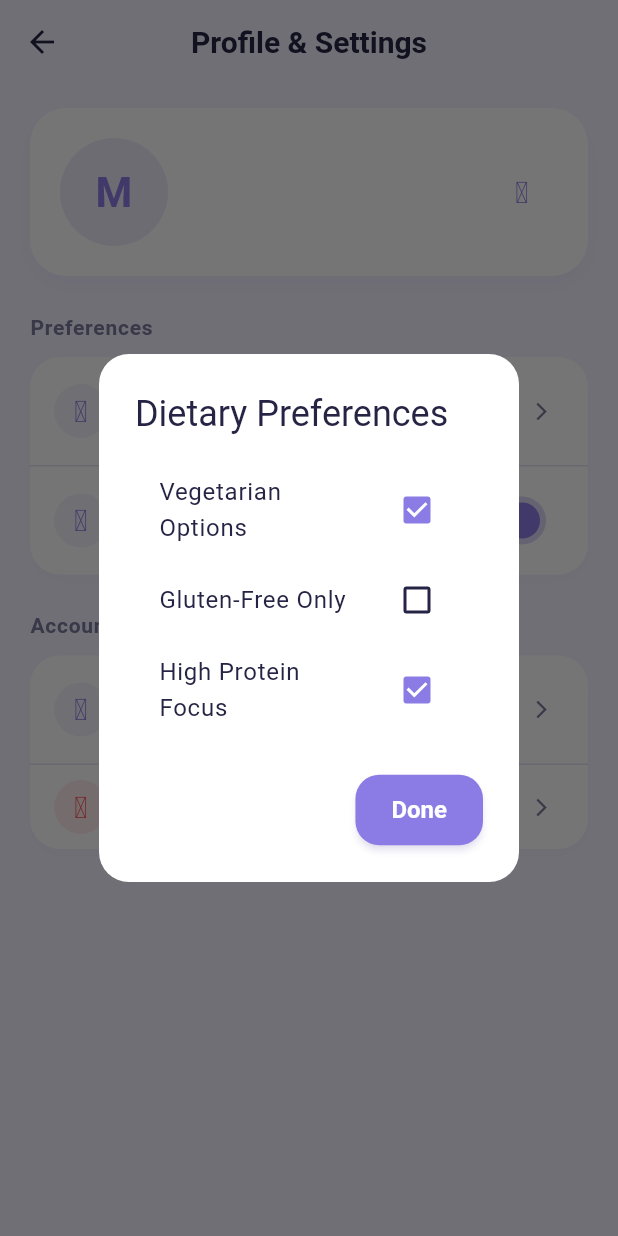
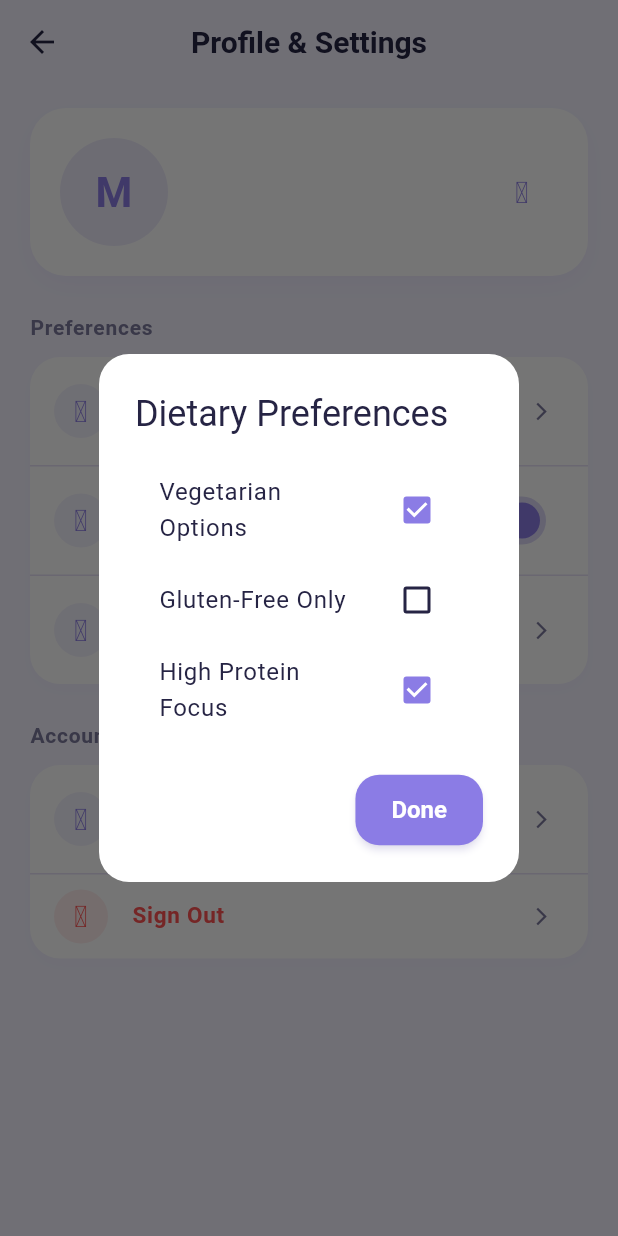
Before and after one commit to mehjabim/recipe-app-flutter, a Flutter app: the ProfileScreen screen opened directly, after a tap on "Dietary Preferences", on a phone screen of 412 x 824 dp. Run offline on Flutter 3.47's test engine with Material 3 defaults, Android fonts, the phone set to English and light mode, and no system bars; our stand-ins replace cloud_firestore, firebase_auth, firebase_core, google_sign_in, iconsax, shared_preferences; accounts and stored records are empty; network calls fail.

Commit message:
feat(part-7): add user profile screen, interactive settings, and notifications system

```diff
--- a/lib/Views/profile_screen.dart
+++ b/lib/Views/profile_screen.dart
@@ -1,18 +1,53 @@
 import 'package:flutter/material.dart';
 import 'package:iconsax/iconsax.dart';
 import 'package:provider/provider.dart';
+import 'package:shared_preferences/shared_preferences.dart';
 import '../Provider/auth_provider.dart';
 import '../Utils/constants.dart';
+import 'notifications_screen.dart';
 
-class ProfileScreen extends StatelessWidget {
+class ProfileScreen extends StatefulWidget {
   const ProfileScreen({super.key});
+
+  @override
+  State<ProfileScreen> createState() => _ProfileScreenState();
+}
+
+class _ProfileScreenState extends State<ProfileScreen> {
+  bool _cookingReminders = true;
+  bool _vegetarianOption = true;
+  bool _glutenFreeOption = false;
+  bool _highProteinOption = true;
+
+  @override
+  void initState() {
+    super.initState();
+    _loadPreferences();
+  }
+
+  Future<void> _loadPreferences() async {
+    final prefs = await SharedPreferences.getInstance();
+    if (mounted) {
+      setState(() {
+        _cookingReminders = prefs.getBool('pref_cooking_reminders') ?? true;
+        _vegetarianOption = prefs.getBool('pref_vegetarian') ?? true;
+        _glutenFreeOption = prefs.getBool('pref_gluten_free') ?? false;
+        _highProteinOption = prefs.getBool('pref_high_protein') ?? true;
+      });
+    }
+  }
+
+  Future<void> _updatePref(String key, bool value) async {
+    final prefs = await SharedPreferences.getInstance();
+    await prefs.setBool(key, value);
+  }
 
   @override
   Widget build(BuildContext context) {
     final auth = Provider.of<AppAuthProvider>(context);
     final user = auth.currentUser;
-    final displayName = user?.displayName ?? 'Mindful Chef';
-    final email = user?.email ?? (user?.isGuest == true ? 'Guest Session' : 'chef@mindfulrecipes.com');
+    final displayName = user?.displayName ?? 'Chef Mehjabin';
+    final email = user?.email ?? (user?.isGuest == true ? 'Guest Session' : 'mehjabin@mindfulrecipes.com');
 
     return Scaffold(
       backgroundColor: kbackgroundColor,
@@ -86,7 +121,7 @@ class ProfileScreen extends StatelessWidget {
                               'Guest Mode',
                               style: TextStyle(
                                 fontSize: 11,
-                                fontWeight: FontWeight.w600,
+                                fontWeight: FontWeight.bold,
                                 color: kBannerColor,
                               ),
                             ),
@@ -104,7 +139,7 @@ class ProfileScreen extends StatelessWidget {
             ),
             const SizedBox(height: 24),
 
-            // Settings Group
+            // Preferences Group
             _buildSectionHeader('Preferences'),
             const SizedBox(height: 10),
             _buildSettingCard(
@@ -112,7 +147,7 @@ class ProfileScreen extends StatelessWidget {
                 _buildSettingTile(
                   icon: Iconsax.heart,
                   title: 'Dietary Preferences',
-                  subtitle: 'Vegetarian, Vegan, Gluten-Free',
+                  subtitle: 'Vegetarian, Gluten-Free, High Protein',
                   onTap: () => _showDietaryDialog(context),
                 ),
                 const Divider(height: 1, color: kBorderColor),
@@ -121,17 +156,32 @@ class ProfileScreen extends StatelessWidget {
                   title: 'Cooking Reminders',
                   subtitle: 'Daily meal prep alerts',
                   trailing: Switch(
-                    value: true,
+                    value: _cookingReminders,
                     activeThumbColor: kprimaryColor,
                     activeTrackColor: kprimaryColor.withValues(alpha: 0.3),
-                    onChanged: (val) {},
+                    onChanged: (val) {
+                      setState(() => _cookingReminders = val);
+                      _updatePref('pref_cooking_reminders', val);
+                    },
                   ),
+                ),
+                const Divider(height: 1, color: kBorderColor),
+                _buildSettingTile(
+                  icon: Iconsax.notification_bing,
+                  title: 'View Notifications Inbox',
+                  subtitle: 'Daily habit & prep reminders',
+                  onTap: () {
+                    Navigator.push(
+                      context,
+                      MaterialPageRoute(builder: (_) => const NotificationsScreen()),
+                    );
+                  },
                 ),
               ],
             ),
             const SizedBox(height: 24),
 
-            _buildSectionHeader('Account'),
+            _buildSectionHeader('Account & Info'),
             const SizedBox(height: 10),
             _buildSettingCard(
               children: [
@@ -176,6 +226,7 @@ class ProfileScreen extends StatelessWidget {
                 ),
               ],
             ),
+            const SizedBox(height: 20),
           ],
         ),
       ),
@@ -277,29 +328,45 @@ class ProfileScreen extends StatelessWidget {
   void _showDietaryDialog(BuildContext context) {
     showDialog(
       context: context,
-      builder: (ctx) => AlertDialog(
+      builder: (ctx) => StatefulBuilder(
+        builder: (context, setModalState) => AlertDialog(
           shape: RoundedRectangleBorder(borderRadius: BorderRadius.circular(20)),
           title: const Text('Dietary Preferences'),
           content: Column(
             mainAxisSize: MainAxisSize.min,
             children: [
               CheckboxListTile(
-              value: true,
+                value: _vegetarianOption,
                 activeColor: kprimaryColor,
                 title: const Text('Vegetarian Options'),
-              onChanged: (val) {},
+                onChanged: (val) {
+                  final v = val ?? true;
+                  setState(() => _vegetarianOption = v);
+                  setModalState(() => _vegetarianOption = v);
+                  _updatePref('pref_vegetarian', v);
+                },
               ),
               CheckboxListTile(
-              value: false,
+                value: _glutenFreeOption,
                 activeColor: kprimaryColor,
                 title: const Text('Gluten-Free Only'),
-              onChanged: (val) {},
+                onChanged: (val) {
+                  final v = val ?? false;
+                  setState(() => _glutenFreeOption = v);
+                  setModalState(() => _glutenFreeOption = v);
+                  _updatePref('pref_gluten_free', v);
+                },
               ),
               CheckboxListTile(
-              value: true,
+                value: _highProteinOption,
                 activeColor: kprimaryColor,
                 title: const Text('High Protein Focus'),
-              onChanged: (val) {},
+                onChanged: (val) {
+                  final v = val ?? true;
+                  setState(() => _highProteinOption = v);
+                  setModalState(() => _highProteinOption = v);
+                  _updatePref('pref_high_protein', v);
+                },
               ),
             ],
           ),
@@ -309,6 +376,7 @@ class ProfileScreen extends StatelessWidget {
               child: const Text('Done'),
             ),
           ],
+        ),
       ),
     );
   }
@@ -320,7 +388,7 @@ class ProfileScreen extends StatelessWidget {
         shape: RoundedRectangleBorder(borderRadius: BorderRadius.circular(20)),
         title: const Text('Mindful Recipes'),
         content: const Text(
-          'Crafted with serene designs and healthy culinary recipes to bring peace and joy to your kitchen.\n\nAuthor: Mehjabin',
+          'Crafted with serene designs and healthy culinary recipes to bring peace and joy to your kitchen.\n\nAuthor: Mehjabin\nVersion: 1.0.0',
         ),
         actions: [
           ElevatedButton(
```
Also changed, not shown: lib/Views/my_app_home_screen.dart (+5 -5 lines), lib/Views/notifications_screen.dart (added, +314 -0 lines), 1 other file. Lines whose indentation alone changed are shown as unchanged.
